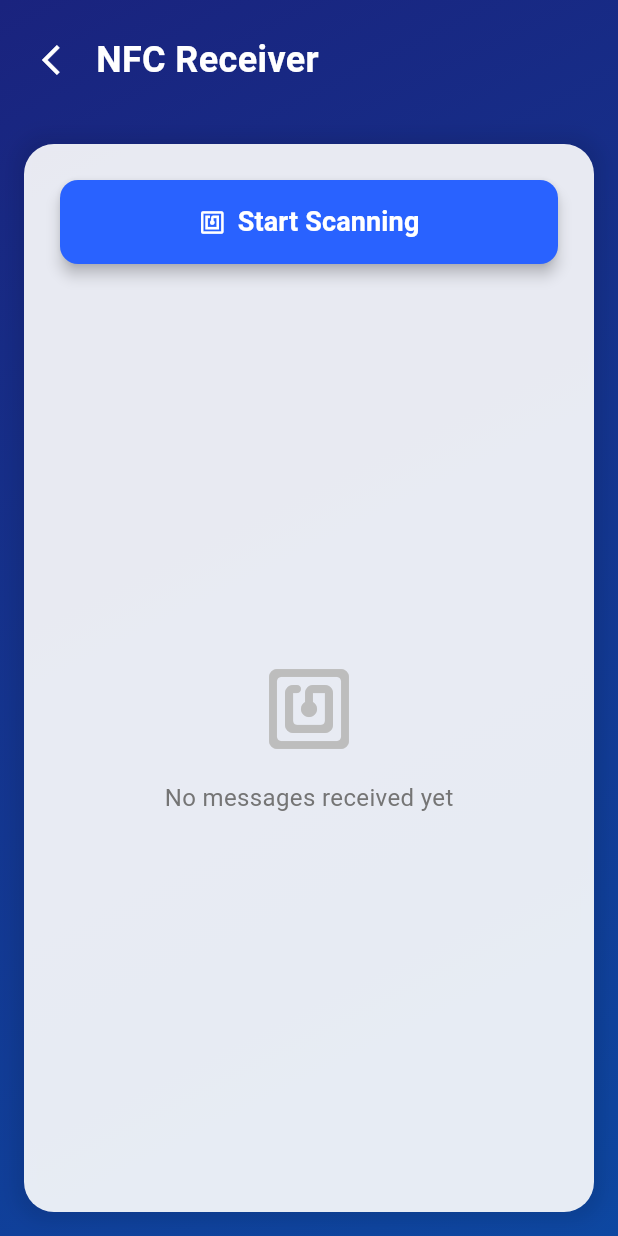
After one commit to Firaolgosa/view, a Flutter app: the NFCReceiverScreen screen opened directly, on a phone screen of 412 x 824 dp. The commit adds this screen. Run offline on Flutter 3.47's test engine with Material 3 defaults, Android fonts, the light colour scheme and no system bars; our stand-ins replace file_picker, go_router, image_picker, shared_preferences, webview_flutter; missing offline and left inert: nfc_manager; accounts and stored records are empty.

Commit message:
nfc recieve

```diff
--- /dev/null
+++ b/lib/features/nfc/presentation/screens/nfc_receiver_screen.dart
@@ -0,0 +1,249 @@
+import 'package:flutter/material.dart';
+import 'package:view/features/nfc/data/services/nfc_service.dart';
+
+class NFCReceiverScreen extends StatefulWidget {
+  const NFCReceiverScreen({super.key});
+
+  @override
+  State<NFCReceiverScreen> createState() => _NFCReceiverScreenState();
+}
+
+class _NFCReceiverScreenState extends State<NFCReceiverScreen> {
+  bool _isScanning = false;
+  List<String> _receivedMessages = [];
+
+  Future<void> _startNFCScanning() async {
+    if (_isScanning) return;
+
+    setState(() {
+      _isScanning = true;
+    });
+
+    await NFCService.startNFCSession(
+      onTagRead: (String message) {
+        setState(() {
+          _receivedMessages.insert(0, message);
+          _isScanning = false;
+        });
+        _showSuccessDialog(message);
+      },
+      onError: (String error) {
+        setState(() {
+          _isScanning = false;
+        });
+        _showErrorDialog(error);
+      },
+    );
+  }
+
+  void _showSuccessDialog(String message) {
+    showDialog(
+      context: context,
+      builder: (context) => AlertDialog(
+        shape: RoundedRectangleBorder(borderRadius: BorderRadius.circular(15)),
+        backgroundColor: Colors.white,
+        content: Column(
+          mainAxisSize: MainAxisSize.min,
+          children: [
+            const Icon(Icons.check_circle, color: Colors.green, size: 50),
+            const SizedBox(height: 16),
+            const Text(
+              'Message Received!',
+              style: TextStyle(fontSize: 20, fontWeight: FontWeight.bold),
+            ),
+            const SizedBox(height: 8),
+            Text(
+              message,
+              textAlign: TextAlign.center,
+              style: const TextStyle(fontSize: 16),
+            ),
+          ],
+        ),
+      ),
+    );
+  }
+
+  void _showErrorDialog(String error) {
+    showDialog(
+      context: context,
+      builder: (context) => AlertDialog(
+        shape: RoundedRectangleBorder(borderRadius: BorderRadius.circular(15)),
+        backgroundColor: Colors.white,
+        content: Column(
+          mainAxisSize: MainAxisSize.min,
+          children: [
+            const Icon(Icons.error_outline, color: Colors.red, size: 50),
+            const SizedBox(height: 16),
+            const Text(
+              'Error',
+              style: TextStyle(fontSize: 20, fontWeight: FontWeight.bold),
+            ),
+            const SizedBox(height: 8),
+            Text(
+              error,
+              textAlign: TextAlign.center,
+              style: const TextStyle(fontSize: 16),
+            ),
+          ],
+        ),
+      ),
+    );
+  }
+
+  @override
+  void dispose() {
+    NFCService.stopNFCSession();
+    super.dispose();
+  }
+
+  @override
+  Widget build(BuildContext context) {
+    return Scaffold(
+      body: Container(
+        decoration: const BoxDecoration(
+          gradient: LinearGradient(
+            begin: Alignment.topLeft,
+            end: Alignment.bottomRight,
+            colors: [Color(0xFF1A237E), Color(0xFF0D47A1)],
+          ),
+        ),
+        child: SafeArea(
+          child: Column(
+            children: [
+              Padding(
+                padding: const EdgeInsets.all(16.0),
+                child: Row(
+                  children: [
+                    IconButton(
+                      icon:
+                          const Icon(Icons.arrow_back_ios, color: Colors.white),
+                      onPressed: () => Navigator.pop(context),
+                    ),
+                    const Text(
+                      'NFC Receiver',
+                      style: TextStyle(
+                        color: Colors.white,
+                        fontSize: 24,
+                        fontWeight: FontWeight.bold,
+                      ),
+                    ),
+                  ],
+                ),
+              ),
+              Expanded(
+                child: Container(
+                  margin: const EdgeInsets.all(16),
+                  padding: const EdgeInsets.all(24),
+                  decoration: BoxDecoration(
+                    color: Colors.white.withOpacity(0.9),
+                    borderRadius: BorderRadius.circular(20),
+                    boxShadow: [
+                      BoxShadow(
+                        color: Colors.black.withOpacity(0.1),
+                        blurRadius: 10,
+                        spreadRadius: 5,
+                      ),
+                    ],
+                  ),
+                  child: Column(
+                    children: [
+                      SizedBox(
+                        width: double.infinity,
+                        height: 56,
+                        child: ElevatedButton(
+                          onPressed: _isScanning ? null : _startNFCScanning,
+                          style: ElevatedButton.styleFrom(
+                            backgroundColor: const Color(0xFF2962FF),
+                            shape: RoundedRectangleBorder(
+                              borderRadius: BorderRadius.circular(12),
+                            ),
+                            elevation: 4,
+                          ),
+                          child: _isScanning
+                              ? const CircularProgressIndicator(
+                                  color: Colors.white)
+                              : const Row(
+                                  mainAxisAlignment: MainAxisAlignment.center,
+                                  children: [
+                                    Icon(Icons.nfc, color: Colors.white),
+                                    SizedBox(width: 8),
+                                    Text(
+                                      'Start Scanning',
+                                      style: TextStyle(
+                                        color: Colors.white,
+                                        fontSize: 18,
+                                        fontWeight: FontWeight.bold,
+                                      ),
+                                    ),
+                                  ],
+                                ),
+                        ),
+                      ),
+                      const SizedBox(height: 24),
+                      Expanded(
+                        child: _receivedMessages.isEmpty
+                            ? Center(
+                                child: Column(
+                                  mainAxisAlignment: MainAxisAlignment.center,
+                                  children: [
+                                    Icon(
+                                      Icons.nfc_rounded,
+                                      size: 64,
+                                      color: Colors.grey[400],
+                                    ),
+                                    const SizedBox(height: 16),
+                                    Text(
+                                      'No messages received yet',
+                                      style: TextStyle(
+                                        fontSize: 16,
+                                        color: Colors.grey[600],
+                                      ),
+                                    ),
+                                  ],
+                                ),
+                              )
+                            : ListView.builder(
+                                itemCount: _receivedMessages.length,
+                                itemBuilder: (context, index) {
+                                  return Card(
+                                    margin: const EdgeInsets.only(bottom: 8),
+                                    shape: RoundedRectangleBorder(
+                                      borderRadius: BorderRadius.circular(12),
+                                    ),
+                                    child: ListTile(
+                                      leading: const CircleAvatar(
+                                        backgroundColor: Color(0xFF2962FF),
+                                        child: Icon(
+                                          Icons.message,
+                                          color: Colors.white,
+                                        ),
+                                      ),
+                                      title: Text(
+                                        _receivedMessages[index],
+                                        style: const TextStyle(
+                                          fontWeight: FontWeight.bold,
+                                        ),
+                                      ),
+                                      subtitle: Text(
+                                        'Received ${DateTime.now().difference(
+                                              DateTime.now().subtract(
+                                                Duration(minutes: index),
+                                              ),
+                                            ).inMinutes} minutes ago',
+                                      ),
+                                    ),
+                                  );
+                                },
+                              ),
+                      ),
+                    ],
+                  ),
+                ),
+              ),
+            ],
+          ),
+        ),
+      ),
+    );
+  }
+}
```
Also changed, not shown: lib/features/nfc/data/services/nfc_service.dart (+10 -13 lines), lib/features/nfc/presentation/screens/nfc_screen.dart (+35 -4 lines).
